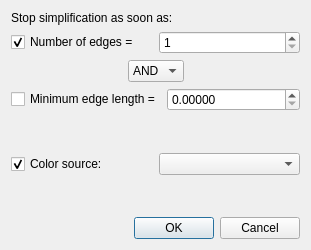
Old version of the form Mesh_simplification_color_dialog.ui in the repository maxroehrl/Surface_mesh_simplification.
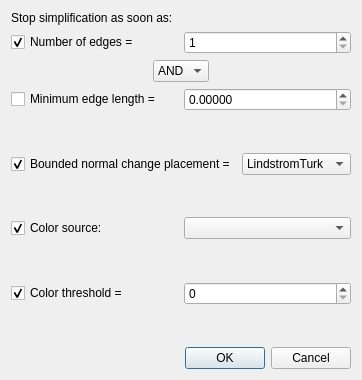
New version of the form.

Commit message: Make color threshold and placement adjustable

Diff of the .ui file:
```diff
--- a/Mesh_simplification_color_dialog.ui
+++ b/Mesh_simplification_color_dialog.ui
@@ -7,7 +7,7 @@
         <x>0</x>
         <y>0</y>
         <width>311</width>
-        <height>250</height>
+        <height>380</height>
       </rect>
     </property>
     <property name="windowTitle">
@@ -46,9 +46,9 @@
         </layout>
       </item>
       <item>
-        <layout class="QHBoxLayout" name="horizontalLayout_3">
+        <layout class="QHBoxLayout" name="horizontalLayout_2">
           <item>
-            <spacer name="horizontalSpacer_2">
+            <spacer name="horizontalSpacer_1">
               <property name="orientation">
                 <enum>Qt::Horizontal</enum>
               </property>
@@ -78,7 +78,7 @@
             </widget>
           </item>
           <item>
-            <spacer name="horizontalSpacer">
+            <spacer name="horizontalSpacer_2">
               <property name="orientation">
                 <enum>Qt::Horizontal</enum>
               </property>
@@ -93,7 +93,7 @@
         </layout>
       </item>
       <item>
-        <layout class="QHBoxLayout" name="horizontalLayout_2">
+        <layout class="QHBoxLayout" name="horizontalLayout_3">
           <item>
             <widget class="QCheckBox" name="m_use_edge_length">
               <property name="enabled">
@@ -120,7 +120,7 @@
         </layout>
       </item>
       <item>
-        <spacer name="verticalSpacer_2">
+        <spacer name="verticalSpacer_1">
           <property name="orientation">
             <enum>Qt::Vertical</enum>
           </property>
@@ -135,6 +135,50 @@
       <item>
         <layout class="QHBoxLayout" name="horizontalLayout_4">
           <item>
+            <widget class="QCheckBox" name="m_use_bounded_normal_change_placement">
+              <property name="text">
+                <string>Bounded normal change placement =</string>
+              </property>
+              <property name="checked">
+                <bool>true</bool>
+              </property>
+            </widget>
+          </item>
+          <item>
+            <widget class="QComboBox" name="m_base_placement">
+              <property name="enabled">
+                <bool>true</bool>
+              </property>
+              <item>
+                <property name="text">
+                  <string>LindstromTurk</string>
+                </property>
+              </item>
+              <item>
+                <property name="text">
+                  <string>Midpoint</string>
+                </property>
+              </item>
+            </widget>
+          </item>
+        </layout>
+      </item>
+      <item>
+        <spacer name="verticalSpacer_2">
+          <property name="orientation">
+            <enum>Qt::Vertical</enum>
+          </property>
+          <property name="sizeHint" stdset="0">
+            <size>
+              <width>20</width>
+              <height>40</height>
+            </size>
+          </property>
+        </spacer>
+      </item>
+      <item>
+        <layout class="QHBoxLayout" name="horizontalLayout_5">
+          <item>
             <widget class="QCheckBox" name="m_use_source">
               <property name="checked">
                 <bool>true</bool>
@@ -154,7 +198,44 @@
         </layout>
       </item>
       <item>
-        <spacer name="verticalSpacer">
+        <spacer name="verticalSpacer_3">
+          <property name="orientation">
+            <enum>Qt::Vertical</enum>
+          </property>
+          <property name="sizeHint" stdset="0">
+            <size>
+              <width>20</width>
+              <height>40</height>
+            </size>
+          </property>
+        </spacer>
+      </item>
+      <item>
+        <layout class="QHBoxLayout" name="horizontalLayout_6">
+          <item>
+            <widget class="QCheckBox" name="m_use_color_threshold">
+              <property name="text">
+                <string>Color threshold =</string>
+              </property>
+              <property name="checked">
+                <bool>true</bool>
+              </property>
+            </widget>
+          </item>
+          <item>
+            <widget class="QSpinBox" name="m_color_threshold">
+              <property name="minimum">
+                <number>0</number>
+              </property>
+              <property name="maximum">
+                <number>765</number>
+              </property>
+            </widget>
+          </item>
+        </layout>
+      </item>
+      <item>
+        <spacer name="verticalSpacer_4">
           <property name="orientation">
             <enum>Qt::Vertical</enum>
           </property>
```
Left out of the diff: 4 changed lines with no effect on the pictures. The commit also changes 1 other file.
